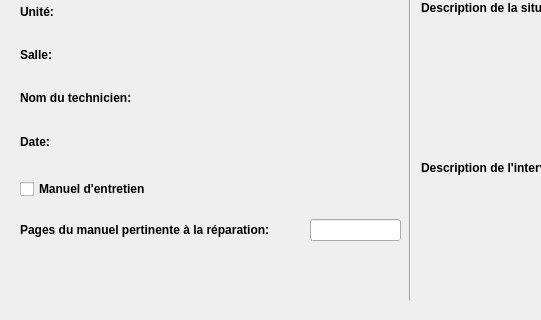
The window that Interface/FenetresEnUI/ReqPiece.ui (ProjetPC2/SIMM2.0-DEV) describes before a commit, drawn with Qt 5; both pictures show x 0 to 541 and y 281 to 601 of the 1238 by 601 pixel window.
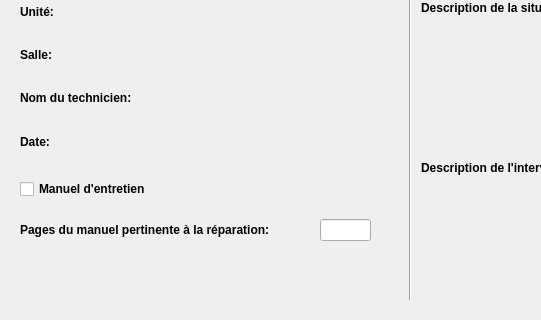
The same window after the commit.

Commit message: add status label after adding new equipement

```diff
--- a/Interface/FenetresEnUI/ReqPiece.ui
+++ b/Interface/FenetresEnUI/ReqPiece.ui
@@ -682,7 +682,7 @@
     <rect>
      <x>20</x>
      <y>500</y>
-     <width>291</width>
+     <width>301</width>
      <height>21</height>
     </rect>
    </property>
@@ -699,9 +699,9 @@
   <widget class="QLineEdit" name="pages_manuel_lineEdit">
    <property name="geometry">
     <rect>
-     <x>310</x>
+     <x>320</x>
      <y>500</y>
-     <width>91</width>
+     <width>51</width>
      <height>22</height>
     </rect>
    </property>
```
The commit also changes 3 other files.
